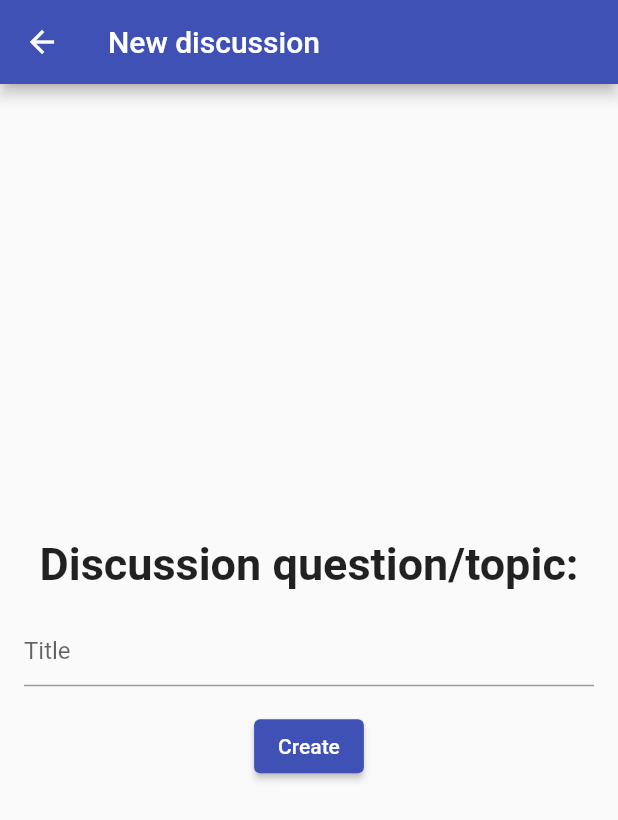
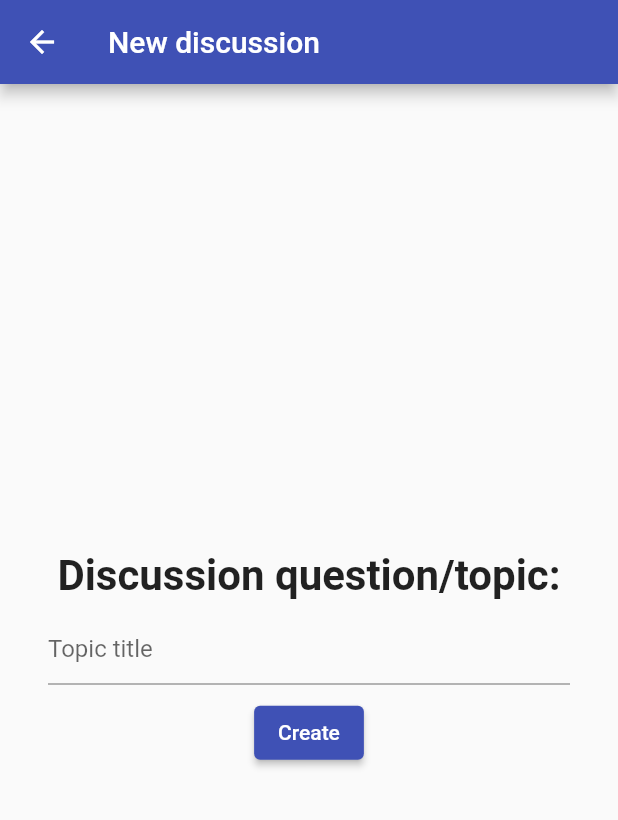
Before and after one commit to InnoSWP/ReusEdAppG7, a Flutter app: the NewDiscussionScreen screen opened by its route, on a phone screen of 412 x 824 dp. Shown: the top 820 px of the screen. Run offline on Flutter 3.47's test engine with Material 2 defaults, Android fonts, the phone set to English and light mode, and no system bars; our stand-ins replace cloud_firestore, firebase_auth, firebase_core; accounts and stored records are empty.

Commit message:
Patch - Minor features and bug fixes

```diff
--- a/reused_flutter/lib/main_nav.dart
+++ b/reused_flutter/lib/main_nav.dart
@@ -33,6 +33,7 @@ class _MainNavigationState extends State<MainNavigation> {
   ];
 
   PreferredSizeWidget _getAppBar(BuildContext context, String selected) {
+    final userData = Provider.of<AuthProvider>(context).currentUserData;
     switch (selected) {
       case 'Main':
         return AppBar(title: const Text("Dashboard"));
@@ -46,7 +47,7 @@ class _MainNavigationState extends State<MainNavigation> {
         return AppBar(title: const Text("Shop"));
       case 'Profile':
         return AppBar(
-          title: const Text("Profile"),
+          title: Text(userData.username),
           actions: [
             IconButton(
               onPressed: () {
--- a/reused_flutter/lib/packages/chats/screens/chat_screen.dart
+++ b/reused_flutter/lib/packages/chats/screens/chat_screen.dart
@@ -173,6 +173,7 @@ class MessageBubble extends StatelessWidget {
         Padding(
           padding: const EdgeInsets.all(8.0),
           child: Container(
+            constraints: const BoxConstraints(maxWidth: 200),
             decoration: BoxDecoration(
               color: currentUser == message.senderName
                   ? Theme.of(context).colorScheme.primary
--- a/reused_flutter/lib/packages/forums/screens/discussion_screen.dart
+++ b/reused_flutter/lib/packages/forums/screens/discussion_screen.dart
@@ -14,7 +14,6 @@ class DiscussionScreen extends StatefulWidget {
 }
 
 class _DiscussionScreenState extends State<DiscussionScreen> {
-  bool _isSendButtonActive = false;
   @override
   Widget build(BuildContext context) {
     final routeArgs = ModalRoute.of(context)!.settings.arguments as Map;
@@ -24,7 +23,7 @@ class _DiscussionScreenState extends State<DiscussionScreen> {
     final commentController = TextEditingController();
 
     return Scaffold(
-      appBar: AppBar(),
+      appBar: AppBar(title: const Text('Discussion')),
       body: Column(
         children: [
           Card(
--- a/reused_flutter/lib/packages/forums/screens/new_discussion_screen.dart
+++ b/reused_flutter/lib/packages/forums/screens/new_discussion_screen.dart
@@ -22,24 +22,27 @@ class _NewDiscussionScreenState extends State<NewDiscussionScreen> {
       appBar: AppBar(
         title: const Text("New discussion"),
       ),
-      body: Center(
+      body: Padding(
+        padding: const EdgeInsets.all(24.0),
+        child: Center(
           child: Column(
             mainAxisAlignment: MainAxisAlignment.center,
             crossAxisAlignment: CrossAxisAlignment.center,
             children: [
               const Text(
                 'Discussion question/topic:',
+                textAlign: TextAlign.center,
                 style: TextStyle(
-                fontSize: 30,
+                  fontSize: 28,
                   fontWeight: FontWeight.w600,
                 ),
               ),
               Padding(
-              padding: const EdgeInsets.all(16),
+                padding: const EdgeInsets.all(8),
                 child: Form(
                   child: TextFormField(
                     decoration: const InputDecoration(
-                    hintText: "Title",
+                      hintText: "Topic title",
                     ),
                     onChanged: (value) {
                       _discussionTitle = value;
@@ -63,6 +66,7 @@ class _NewDiscussionScreenState extends State<NewDiscussionScreen> {
             ],
           ),
         ),
+      ),
     );
   }
 }
```
Also changed, not shown: reused_flutter/lib/packages/shop/screens/main_screen.dart (+13 -8 lines). Lines whose indentation alone changed are shown as unchanged.
